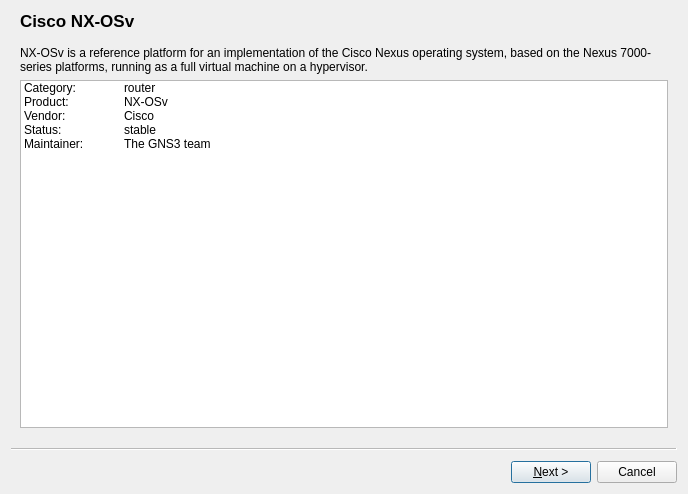
The window that gns3/ui/appliance_wizard.ui (GNS3/gns3-gui) describes before a commit, drawn with Qt 5.
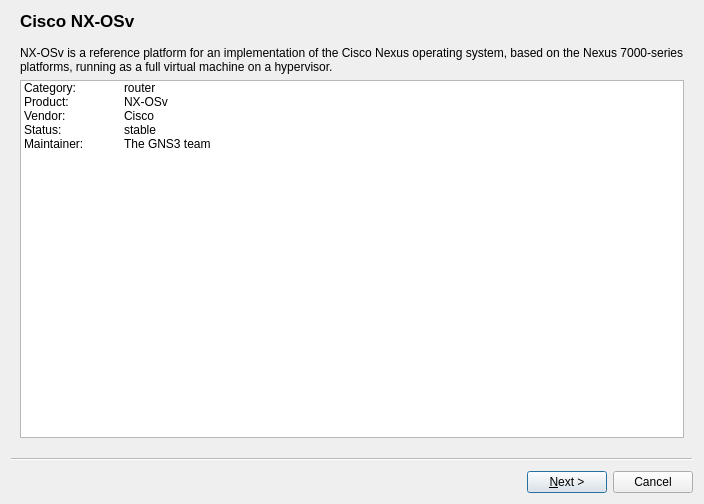
The same window after the commit.

Diff of the .ui file:
```diff
--- a/gns3/ui/appliance_wizard.ui
+++ b/gns3/ui/appliance_wizard.ui
@@ -6,8 +6,8 @@
    <rect>
     <x>0</x>
     <y>0</y>
-    <width>688</width>
-    <height>494</height>
+    <width>704</width>
+    <height>504</height>
    </rect>
   </property>
   <property name="sizePolicy">
@@ -18,8 +18,8 @@
   </property>
   <property name="maximumSize">
    <size>
-    <width>688</width>
-    <height>600</height>
+    <width>2000</width>
+    <height>2000</height>
    </size>
   </property>
   <property name="windowTitle">
```
Left out of the diff: 17 changed lines with no effect on the pictures.
